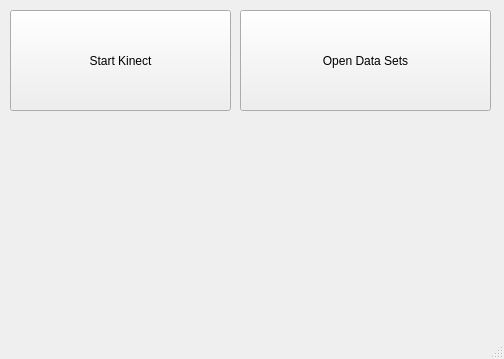
Old version of the form KinectProject/mainwindow.ui in the repository d3ce1t/PrivacyProject.
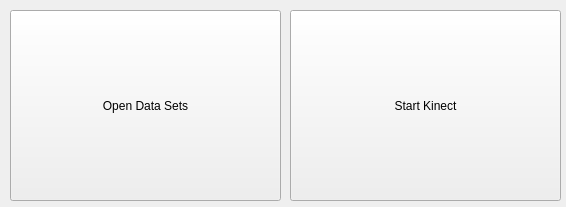
New version of the form.

Patch:
```diff
--- a/KinectProject/mainwindow.ui
+++ b/KinectProject/mainwindow.ui
@@ -6,52 +6,41 @@
    <rect>
     <x>0</x>
     <y>0</y>
-    <width>504</width>
-    <height>359</height>
+    <width>566</width>
+    <height>207</height>
    </rect>
   </property>
   <property name="windowTitle">
    <string>MainWindow</string>
   </property>
   <widget class="QWidget" name="centralwidget">
-   <widget class="QPushButton" name="pushButton">
-    <property name="geometry">
-     <rect>
-      <x>10</x>
-      <y>10</y>
-      <width>221</width>
-      <height>101</height>
-     </rect>
-    </property>
-    <property name="text">
-     <string>Start Kinect</string>
-    </property>
-   </widget>
    <widget class="QPushButton" name="pushButton_2">
     <property name="geometry">
      <rect>
-      <x>240</x>
+      <x>10</x>
       <y>10</y>
-      <width>251</width>
-      <height>101</height>
+      <width>271</width>
+      <height>191</height>
      </rect>
     </property>
     <property name="text">
      <string>Open Data Sets</string>
     </property>
    </widget>
+   <widget class="QPushButton" name="pushButton">
+    <property name="geometry">
+     <rect>
+      <x>290</x>
+      <y>10</y>
+      <width>271</width>
+      <height>191</height>
+     </rect>
+    </property>
+    <property name="text">
+     <string>Start Kinect</string>
+    </property>
+   </widget>
   </widget>
-  <widget class="QMenuBar" name="menubar">
-   <property name="geometry">
-    <rect>
-     <x>0</x>
-     <y>0</y>
-     <width>504</width>
-     <height>25</height>
-    </rect>
-   </property>
-  </widget>
-  <widget class="QStatusBar" name="statusbar"/>
  </widget>
  <resources/>
  <connections/>
```
